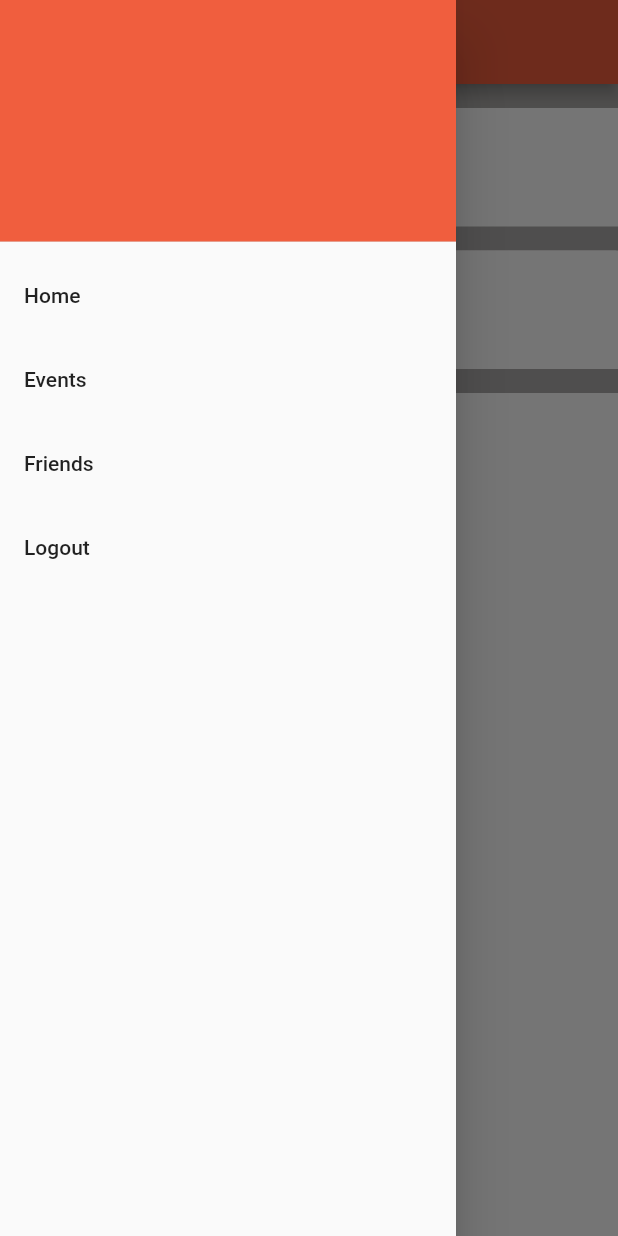
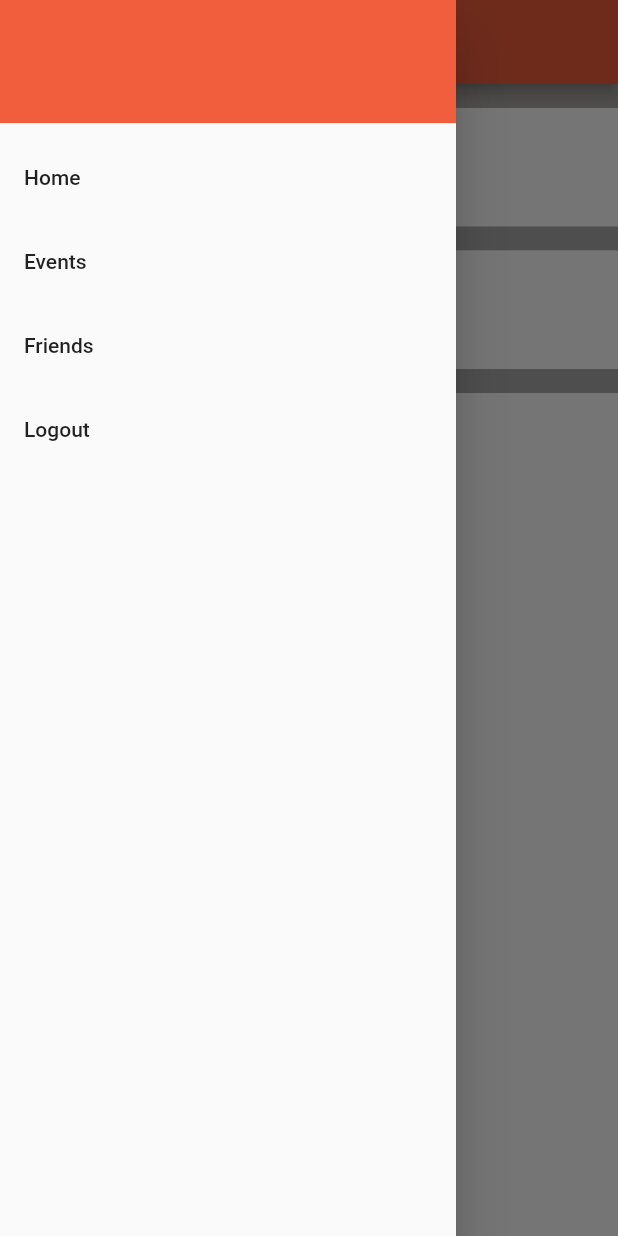
Before and after one commit to atsign-company/location, a Flutter app: the Events screen opened directly, with the side drawer open, on a phone screen of 412 x 824 dp. Run offline on Flutter 3.47's test engine with Material 2 defaults, Android fonts, the phone set to English and light mode, and no system bars; our stand-ins replace cloud_firestore, firebase_auth, geolocator, google_maps_flutter, permission_handler; accounts and stored records are empty.

```diff
--- a/lib/eventPosts.dart
+++ b/lib/eventPosts.dart
@@ -1,3 +1,4 @@
+import 'dart:async';
 import 'package:flutter/cupertino.dart';
 import 'package:flutter/material.dart';
 import './styles.dart' as styles;
@@ -21,6 +22,7 @@ class EventPosts extends StatefulWidget {
 }
 
 class EventPostsState extends State<EventPosts> {
+
   @override
   Widget build(BuildContext context) {
     return Scaffold(
--- a/lib/events.dart
+++ b/lib/events.dart
@@ -291,15 +291,21 @@ class EventsState extends State<Events> {
         child: ListView(
           padding: EdgeInsets.zero,
           children: <Widget>[
-            DrawerHeader(
-              child: Text(userName
-                  //getUserName()
+            Container(
+              height: 90,
+              child: DrawerHeader(
+                child: Text(userName,
+                    style: TextStyle(
+                      fontSize: 20,
+                    ),
+                    //getUserName()
 //                  Firestore.instance.document(userEmail).get().then((value) {
 //                    print(value.data['name']);
 //                  });
-                  ),
-              decoration: BoxDecoration(
-                color: styles.atOrange,
+                    ),
+                decoration: BoxDecoration(
+                  color: styles.atOrange,
+                ),
               ),
             ),
             ListTile(
```
Also changed, not shown: lib/eventpage.dart (+26 -0 lines), lib/home.dart (+19 -19 lines).
